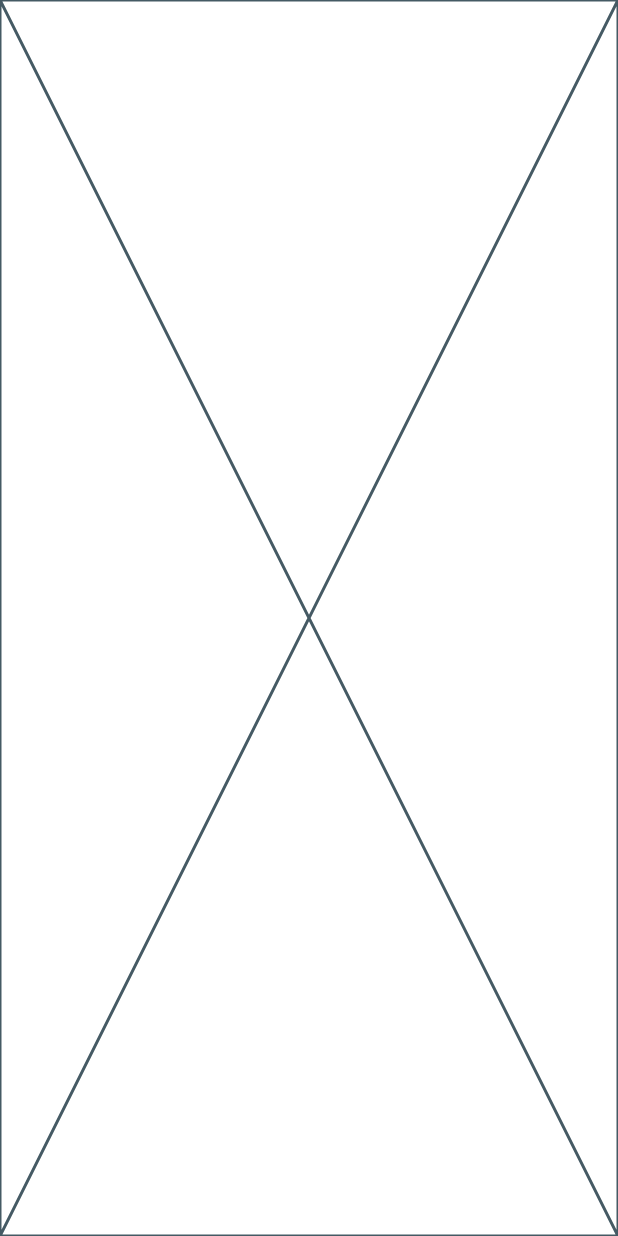
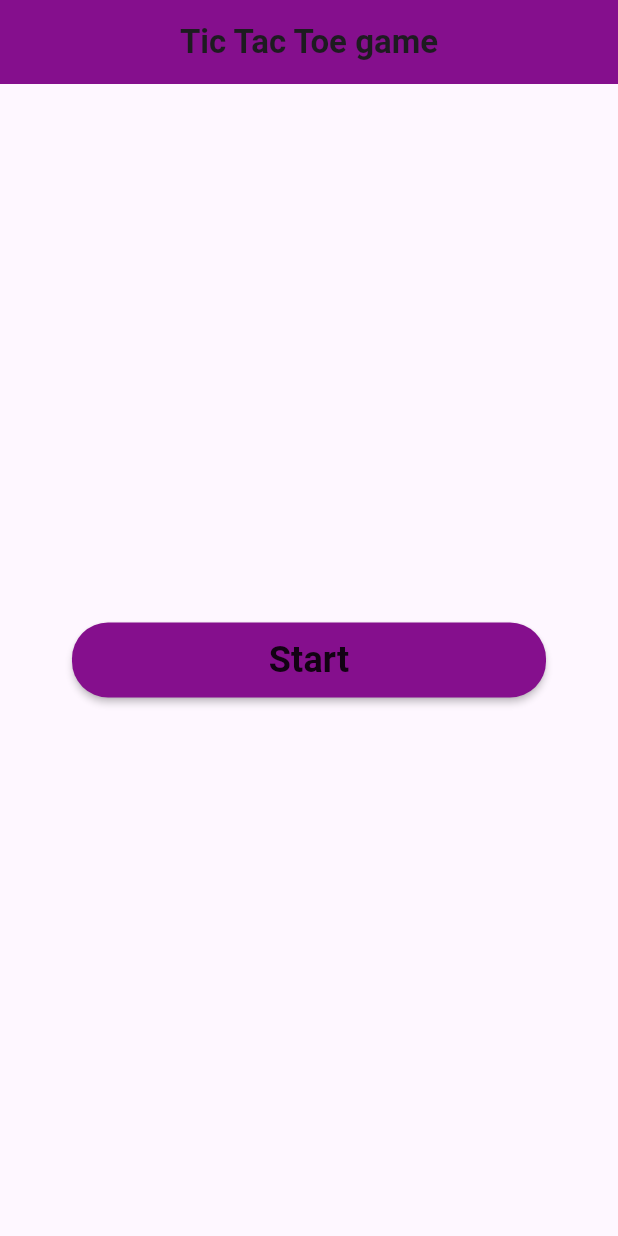
Before and after one commit to yousefmohamed35/tic_tac_toe, a Flutter app: the screen it shows after launch, on a phone screen of 412 x 824 dp. Run offline on Flutter 3.47's test engine with Material 3 defaults, Android fonts, the phone set to English and light mode, and no system bars; our stand-ins replace go_router.

Commit message:
finish home view

```diff
--- /dev/null
+++ b/lib/Features/game/view/game_view.dart
@@ -0,0 +1,13 @@
+import 'package:flutter/material.dart';
+import 'package:tic_tac_app/Features/game/view/widgets/game_view_body.dart';
+
+class GameView extends StatelessWidget {
+  const GameView({super.key});
+
+  @override
+  Widget build(BuildContext context) {
+    return const Scaffold(
+      body: GameViewBody(),
+    );
+  }
+}
--- /dev/null
+++ b/lib/Features/game/view/widgets/game_view_body.dart
@@ -0,0 +1,10 @@
+import 'package:flutter/material.dart';
+
+class GameViewBody extends StatelessWidget {
+  const GameViewBody({super.key});
+
+  @override
+  Widget build(BuildContext context) {
+    return ;
+  }
+}
--- a/lib/Features/home/view/home_view.dart
+++ b/lib/Features/home/view/home_view.dart
@@ -1,10 +1,25 @@
 import 'package:flutter/material.dart';
+import 'package:tic_tac_app/Features/home/view/widgets/home_view_body.dart';
+import 'package:tic_tac_app/constant.dart';
 
 class HomeView extends StatelessWidget {
   const HomeView({super.key});
 
   @override
   Widget build(BuildContext context) {
-    return const Placeholder();
+    return SafeArea(
+      child: Scaffold(
+        appBar: AppBar(
+          automaticallyImplyLeading: false,
+          title: const Text(
+            'Tic Tac Toe game',
+            style: TextStyle(fontWeight: FontWeight.bold),
+          ),
+          centerTitle: true,
+          backgroundColor: kPrimaryColor,
+        ),
+        body: const HomeViewBody(),
+      ),
+    );
   }
 }
--- /dev/null
+++ b/lib/Features/home/view/widgets/home_view_body.dart
@@ -0,0 +1,37 @@
+import 'package:flutter/material.dart';
+import 'package:go_router/go_router.dart';
+import 'package:tic_tac_app/constant.dart';
+
+class HomeViewBody extends StatelessWidget {
+  const HomeViewBody({super.key});
+
+  @override
+  Widget build(BuildContext context) {
+    return Padding(
+      padding: const EdgeInsets.all(48.0),
+      child: Column(
+        mainAxisAlignment: MainAxisAlignment.center,
+        crossAxisAlignment: CrossAxisAlignment.stretch,
+        children: [
+          MaterialButton(
+            onPressed: () {
+              GoRouter.of(context).push('/game');
+            },
+            color: kPrimaryColor,
+            shape: RoundedRectangleBorder(
+              borderRadius: BorderRadius.circular(24),
+            ),
+            padding: const EdgeInsets.symmetric(vertical: 8),
+            //splashColor: Colors.white,
+            hoverColor: Colors.blue,
+            clipBehavior: Clip.hardEdge,
+            child: const Text(
+              "Start",
+              style: TextStyle(fontSize: 24, fontWeight: FontWeight.bold),
+            ),
+          ),
+        ],
+      ),
+    );
+  }
+}
--- /dev/null
+++ b/lib/constant.dart
@@ -0,0 +1,3 @@
+import 'package:flutter/material.dart';
+
+const kPrimaryColor = Color(0xff850F8D);
--- a/lib/core/utils/app_router.dart
+++ b/lib/core/utils/app_router.dart
@@ -1,4 +1,5 @@
 import 'package:go_router/go_router.dart';
+import 'package:tic_tac_app/Features/game/view/game_view.dart';
 import 'package:tic_tac_app/Features/home/view/home_view.dart';
 import 'package:tic_tac_app/Features/splash_view/view/splash_view.dart';
 
@@ -8,6 +9,7 @@ abstract class AppRouter {
         path: '/',
         builder: (context, state) => const SplashView(),
       ),
-      GoRoute(path: '/home', builder: (context, state) =>const HomeView())
+      GoRoute(path: '/home', builder: (context, state) =>const HomeView(),),
+       GoRoute(path: '/game', builder: (context, state) =>const GameView(),)
   ]);
 }
```
